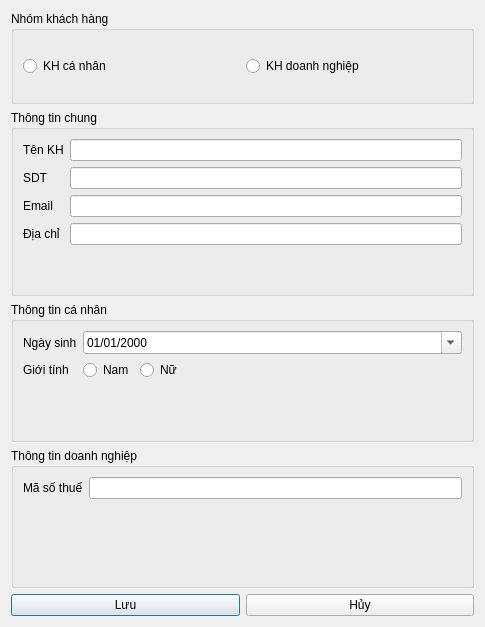
Old version of the form ui/customer_add.ui in the repository thinh-doan/sales-and-warehouse-management-system.
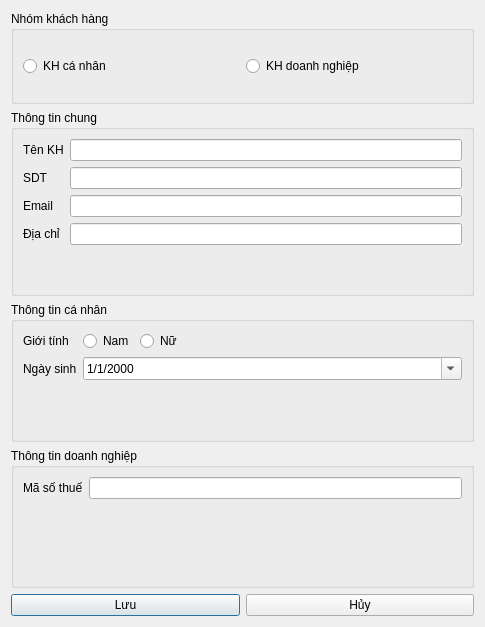
New version of the form.

```diff
--- a/ui/customer_add.ui
+++ b/ui/customer_add.ui
@@ -95,21 +95,34 @@
       <string>Thông tin cá nhân</string>
      </property>
      <layout class="QFormLayout" name="formLayout">
-      <item row="0" column="0">
+      <item row="1" column="0">
        <widget class="QLabel" name="lblDob">
         <property name="text">
          <string>Ngày sinh</string>
         </property>
        </widget>
       </item>
-      <item row="1" column="0">
+      <item row="1" column="1">
+       <widget class="QDateEdit" name="txtNgaySinh">
+        <property name="showGroupSeparator" stdset="0">
+         <bool>false</bool>
+        </property>
+        <property name="displayFormat">
+         <string>d/M/yyyy</string>
+        </property>
+        <property name="calendarPopup">
+         <bool>true</bool>
+        </property>
+       </widget>
+      </item>
+      <item row="0" column="0">
        <widget class="QLabel" name="lblGender">
         <property name="text">
          <string>Giới tính</string>
         </property>
        </widget>
       </item>
-      <item row="1" column="1">
+      <item row="0" column="1">
        <layout class="QHBoxLayout" name="horizontalLayout">
         <item>
          <widget class="QRadioButton" name="rdNam">
@@ -140,19 +153,6 @@
         </item>
        </layout>
       </item>
-      <item row="0" column="1">
-       <widget class="QDateEdit" name="txtNgaySinh">
-        <property name="showGroupSeparator" stdset="0">
-         <bool>false</bool>
-        </property>
-        <property name="displayFormat">
-         <string>dd/MM/yyyy</string>
-        </property>
-        <property name="calendarPopup">
-         <bool>true</bool>
-        </property>
-       </widget>
-      </item>
      </layout>
     </widget>
    </item>
```
Left out of the diff: 4 changed lines with no effect on the pictures.
